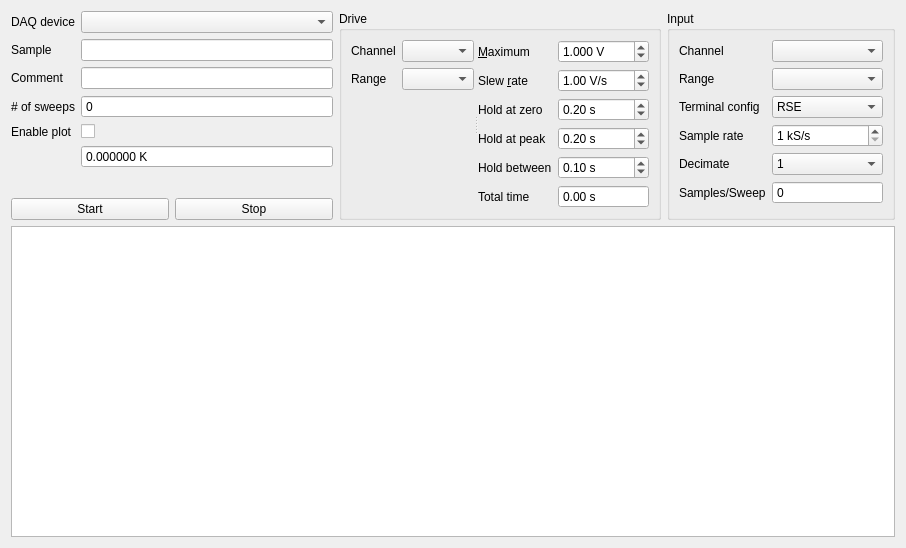
Above: TES/IvCurveDaqUi.ui from AvirupRoy/research before the change. Below: the same form after it.
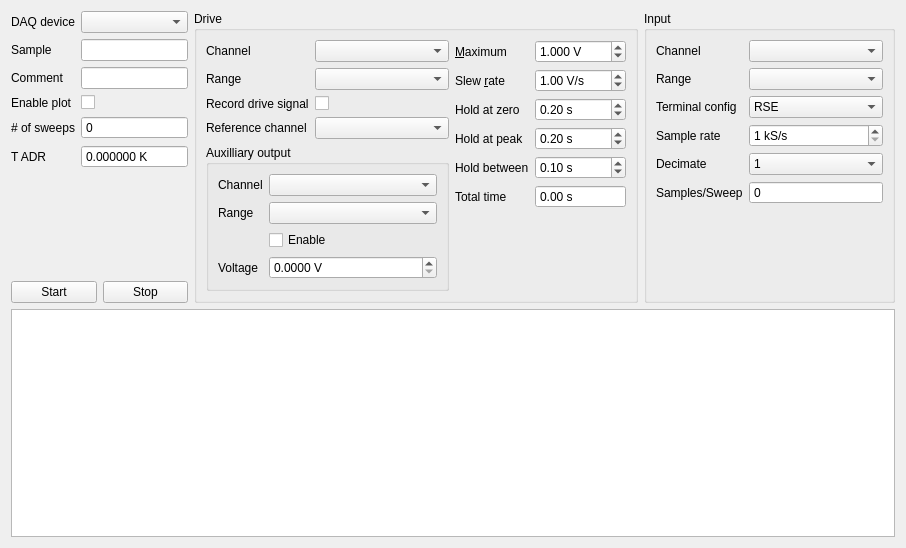
That is the form after the change. Custom widgets are drawn as their Qt base class.

Commit message: Add auxilliary analog output function

```diff
--- a/TES/IvCurveDaqUi.ui
+++ b/TES/IvCurveDaqUi.ui
@@ -76,6 +76,23 @@
             <widget class="QLineEdit" name="commentLe"/>
            </item>
            <item row="3" column="0">
+            <widget class="QLabel" name="label_19">
+             <property name="text">
+              <string>Enable plot</string>
+             </property>
+             <property name="buddy">
+              <cstring>enablePlotCb</cstring>
+             </property>
+            </widget>
+           </item>
+           <item row="3" column="1">
+            <widget class="QCheckBox" name="enablePlotCb">
+             <property name="text">
+              <string/>
+             </property>
+            </widget>
+           </item>
+           <item row="4" column="0">
             <widget class="QLabel" name="label_18">
              <property name="text">
               <string># of sweeps</string>
@@ -85,7 +102,7 @@
              </property>
             </widget>
            </item>
-           <item row="3" column="1">
+           <item row="4" column="1">
             <widget class="QSpinBox" name="sweepCountSb">
              <property name="readOnly">
               <bool>true</bool>
@@ -98,17 +115,13 @@
              </property>
             </widget>
            </item>
-           <item row="4" column="0">
-            <widget class="QLabel" name="label_19">
+           <item row="5" column="0">
+            <widget class="QLabel" name="label_22">
              <property name="text">
-              <string>Enable plot</string>
+              <string>T ADR</string>
              </property>
-            </widget>
-           </item>
-           <item row="4" column="1">
-            <widget class="QCheckBox" name="enablePlotCb">
-             <property name="text">
-              <string/>
+             <property name="buddy">
+              <cstring>temperatureSb</cstring>
              </property>
             </widget>
            </item>
@@ -161,16 +174,15 @@
          <property name="title">
           <string>Drive</string>
          </property>
-         <layout class="QHBoxLayout" name="horizontalLayout">
+         <layout class="QHBoxLayout" name="horizontalLayout_6">
           <item>
-           <widget class="QSplitter" name="splitter">
-            <property name="orientation">
-             <enum>Qt::Horizontal</enum>
-            </property>
-            <widget class="QWidget" name="layoutWidget">
+           <layout class="QHBoxLayout" name="horizontalLayout_7">
+            <item>
+             <layout class="QVBoxLayout" name="verticalLayout_3">
+              <item>
              <layout class="QFormLayout" name="formLayout_2">
               <item row="0" column="0">
-               <widget class="QLabel" name="label_3">
+                 <widget class="QLabel" name="label_7">
                 <property name="text">
                  <string>Channel</string>
                 </property>
@@ -187,7 +199,7 @@
                </widget>
               </item>
               <item row="1" column="0">
-               <widget class="QLabel" name="label_4">
+                 <widget class="QLabel" name="label_8">
                 <property name="text">
                  <string>Range</string>
                 </property>
@@ -201,14 +213,151 @@
                 <property name="toolTip">
                  <string>Select the output drive range.</string>
                 </property>
+                  <property name="minimumContentsLength">
+                   <number>13</number>
+                  </property>
+                 </widget>
+                </item>
+                <item row="2" column="0">
+                 <widget class="QLabel" name="label_20">
+                  <property name="text">
+                   <string>Record drive signal</string>
+                  </property>
+                  <property name="buddy">
+                   <cstring>recordDriveCb</cstring>
+                  </property>
+                 </widget>
+                </item>
+                <item row="2" column="1">
+                 <widget class="QCheckBox" name="recordDriveCb">
+                  <property name="toolTip">
+                   <string>Check here if you want the drive signal sampled on the reference channel.</string>
+                  </property>
+                  <property name="text">
+                   <string/>
+                  </property>
+                 </widget>
+                </item>
+                <item row="3" column="0">
+                 <widget class="QLabel" name="label_21">
+                  <property name="text">
+                   <string>Reference channel</string>
+                  </property>
+                  <property name="buddy">
+                   <cstring>aiDriveChannelCombo</cstring>
+                  </property>
+                 </widget>
+                </item>
+                <item row="3" column="1">
+                 <widget class="QComboBox" name="aiDriveChannelCombo">
+                  <property name="toolTip">
+                   <string>Select a channel to record the drive signal.</string>
+                  </property>
+                  <property name="minimumContentsLength">
+                   <number>13</number>
+                  </property>
                </widget>
               </item>
              </layout>
-            </widget>
-            <widget class="QWidget" name="layoutWidget">
+              </item>
+              <item>
+               <widget class="QGroupBox" name="groupBox">
+                <property name="title">
+                 <string>Auxilliary output</string>
+                </property>
+                <layout class="QHBoxLayout" name="horizontalLayout">
+                 <item>
              <layout class="QFormLayout" name="formLayout">
               <item row="0" column="0">
-               <widget class="QLabel" name="label_7">
+                    <widget class="QLabel" name="label_3">
+                     <property name="text">
+                      <string>Channel</string>
+                     </property>
+                     <property name="buddy">
+                      <cstring>auxAoChannelCombo</cstring>
+                     </property>
+                    </widget>
+                   </item>
+                   <item row="0" column="1">
+                    <widget class="QComboBox" name="auxAoChannelCombo">
+                     <property name="toolTip">
+                      <string>Pick the auxilliary analog output channel (if desired).</string>
+                     </property>
+                    </widget>
+                   </item>
+                   <item row="1" column="0">
+                    <widget class="QLabel" name="label_4">
+                     <property name="text">
+                      <string>Range</string>
+                     </property>
+                     <property name="buddy">
+                      <cstring>auxAoRangeCombo</cstring>
+                     </property>
+                    </widget>
+                   </item>
+                   <item row="1" column="1">
+                    <widget class="QComboBox" name="auxAoRangeCombo">
+                     <property name="toolTip">
+                      <string>Select the auxilliary output range.</string>
+                     </property>
+                     <property name="minimumContentsLength">
+                      <number>13</number>
+                     </property>
+                    </widget>
+                   </item>
+                   <item row="3" column="0">
+                    <widget class="QLabel" name="label_9">
+                     <property name="text">
+                      <string>Voltage</string>
+                     </property>
+                     <property name="buddy">
+                      <cstring>auxAoSb</cstring>
+                     </property>
+                    </widget>
+                   </item>
+                   <item row="3" column="1">
+                    <widget class="QDoubleSpinBox" name="auxAoSb">
+                     <property name="toolTip">
+                      <string>Choose the output voltage for the auxilliary output.</string>
+                     </property>
+                     <property name="suffix">
+                      <string> V</string>
+                     </property>
+                     <property name="decimals">
+                      <number>4</number>
+                     </property>
+                     <property name="maximum">
+                      <double>10.000000000000000</double>
+                     </property>
+                     <property name="singleStep">
+                      <double>0.000333000000000</double>
+                     </property>
+                     <property name="value">
+                      <double>0.000000000000000</double>
+                     </property>
+                    </widget>
+                   </item>
+                   <item row="2" column="1">
+                    <widget class="QCheckBox" name="auxAoEnableCb">
+                     <property name="toolTip">
+                      <string>Checkl this box to enable the auxilliary analog output.</string>
+                     </property>
+                     <property name="text">
+                      <string>Enable</string>
+                     </property>
+                    </widget>
+                   </item>
+                  </layout>
+                 </item>
+                </layout>
+               </widget>
+              </item>
+             </layout>
+            </item>
+            <item>
+             <layout class="QFormLayout" name="formLayout_5">
+              <item row="0" column="0">
+               <widget class="QLabel" name="label_10">
                 <property name="text">
                  <string>&amp;Maximum</string>
                 </property>
@@ -240,7 +389,7 @@
                </widget>
               </item>
               <item row="1" column="0">
-               <widget class="QLabel" name="label_8">
+               <widget class="QLabel" name="label_11">
                 <property name="text">
                  <string>Slew &amp;rate</string>
                 </property>
@@ -275,7 +424,7 @@
                </widget>
               </item>
               <item row="2" column="0">
-               <widget class="QLabel" name="label_9">
+               <widget class="QLabel" name="label_12">
                 <property name="text">
                  <string>Hold at zero</string>
                 </property>
@@ -316,7 +465,7 @@
                </widget>
               </item>
               <item row="3" column="0">
-               <widget class="QLabel" name="label_10">
+               <widget class="QLabel" name="label_23">
                 <property name="text">
                  <string>Hold at peak</string>
                 </property>
@@ -357,7 +506,7 @@
                </widget>
               </item>
               <item row="4" column="0">
-               <widget class="QLabel" name="label_11">
+               <widget class="QLabel" name="label_24">
                 <property name="text">
                  <string>Hold between</string>
                 </property>
@@ -398,7 +547,7 @@
                </widget>
               </item>
               <item row="5" column="0">
-               <widget class="QLabel" name="label_12">
+               <widget class="QLabel" name="label_25">
                 <property name="text">
                  <string>Total time</string>
                 </property>
@@ -445,8 +594,8 @@
                </widget>
               </item>
              </layout>
-            </widget>
-           </widget>
+            </item>
+           </layout>
           </item>
          </layout>
         </widget>
@@ -490,7 +639,11 @@
              </widget>
             </item>
             <item row="1" column="1">
-             <widget class="QComboBox" name="aiRangeCombo"/>
+             <widget class="QComboBox" name="aiRangeCombo">
+              <property name="minimumContentsLength">
+               <number>13</number>
+              </property>
+             </widget>
             </item>
             <item row="2" column="0">
              <widget class="QLabel" name="label_6">
```
Left out of the diff: 15 changed lines with no effect on the pictures. Lines whose indentation alone changed are shown as unchanged. The commit also changes 1 other file.
